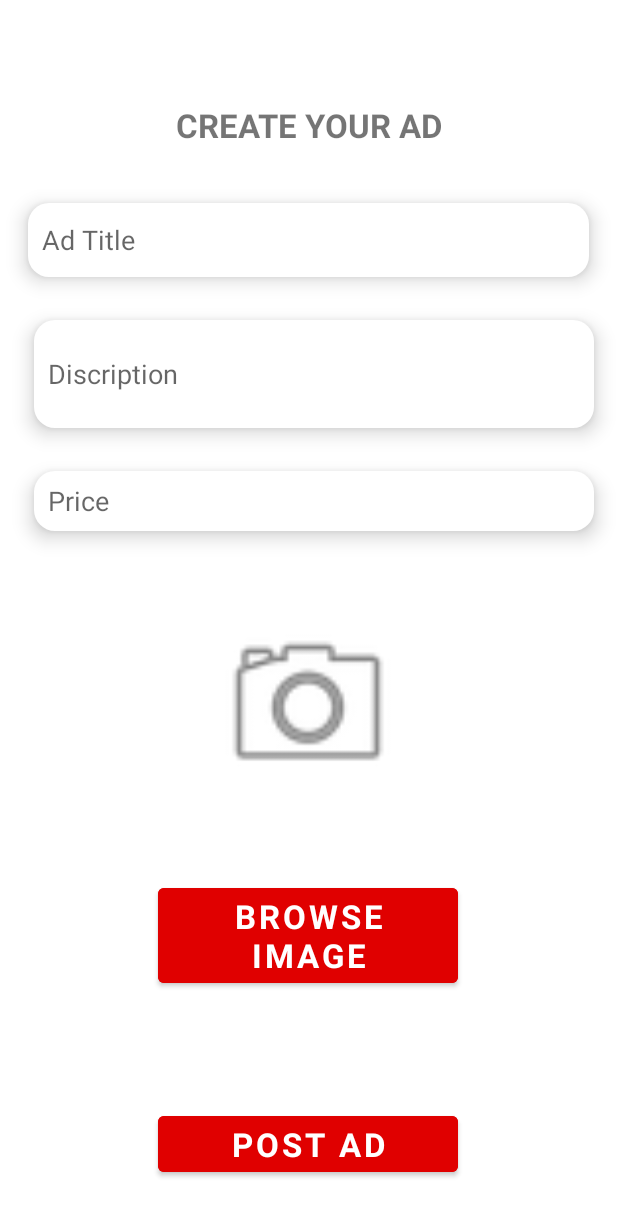
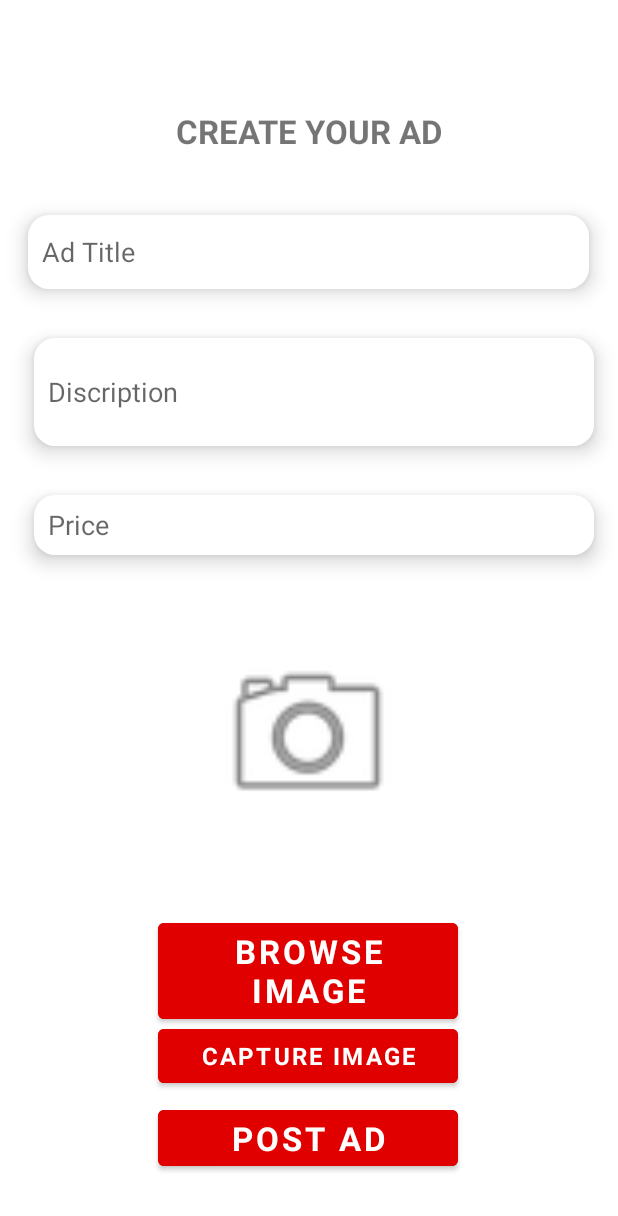
Before and after one commit to alighalebx/Olx, an Android app: the PostAd screen opened directly, with no data from a screen before it, on a phone screen of 412 x 824 dp. Shown: the top 1216 px of the screen. Run offline under Robolectric (Android 15) with nearby library versions, the phone set to English and light mode, and no system bars; our stand-ins replace Picasso; pictures from the network do not load.

Commit message:
captureImage

```diff
--- a/app/src/main/res/layout/activity_post_ad.xml
+++ b/app/src/main/res/layout/activity_post_ad.xml
@@ -64,7 +64,7 @@
         android:layout_width="200dp"
         android:layout_height="wrap_content"
         android:layout_marginTop="24dp"
-        android:layout_marginBottom="24dp"
+        android:layout_marginBottom="16dp"
         android:backgroundTint="@color/red"
         android:elevation="3dp"
         android:fontFamily="sans-serif"
@@ -78,10 +78,28 @@
         app:layout_constraintTop_toBottomOf="@+id/imageView" />
 
     <Button
+        android:id="@+id/captureBtn"
+        android:layout_width="200dp"
+        android:layout_height="wrap_content"
+        android:layout_marginBottom="16dp"
+        android:backgroundTint="@color/red"
+        android:elevation="3dp"
+        android:fontFamily="sans-serif"
+        android:text="Capture image"
+        android:textSize="16dp"
+        android:textStyle="bold"
+        app:layout_constraintBottom_toTopOf="@+id/PostAdBtn"
+        app:layout_constraintEnd_toEndOf="parent"
+        app:layout_constraintHorizontal_bias="0.497"
+        app:layout_constraintStart_toStartOf="parent"
+        app:layout_constraintTop_toBottomOf="@+id/browseImgBtn"
+        app:layout_constraintVertical_bias="0.333" />
+
+    <Button
         android:id="@+id/PostAdBtn"
         android:layout_width="200dp"
         android:layout_height="wrap_content"
-        android:layout_marginTop="48dp"
+        android:layout_marginTop="24dp"
         android:layout_marginBottom="32dp"
         android:backgroundTint="@color/red"
         android:elevation="8dp"
```
Also changed, not shown: app/src/main/AndroidManifest.xml (+8 -1 lines), app/src/main/java/com/example/myapplication/ui/PostAd/CameraResultContract.java (added, +35 -0 lines), app/src/main/java/com/example/myapplication/ui/PostAd/PostAd.java (+59 -0 lines).
